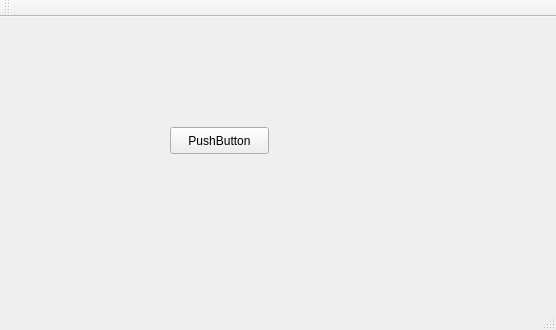
Above: ProcessesAndThreads/ProcessesAndThreads/mainwindow.ui from RichardHitier/tryQt before the change. Below: the same form after it.
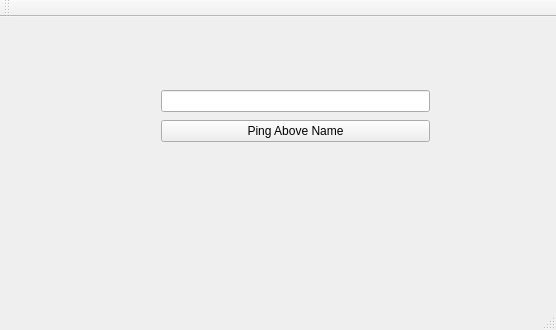
That is the form after the change.

Commit message: ping given host from ui

Diff of the .ui file:
```diff
--- a/ProcessesAndThreads/ProcessesAndThreads/mainwindow.ui
+++ b/ProcessesAndThreads/ProcessesAndThreads/mainwindow.ui
@@ -14,18 +14,27 @@
    <string>MainWindow</string>
   </property>
   <widget class="QWidget" name="centralWidget">
-   <widget class="QPushButton" name="pushButton">
+   <widget class="QWidget" name="verticalLayoutWidget">
     <property name="geometry">
      <rect>
-      <x>170</x>
-      <y>110</y>
-      <width>99</width>
-      <height>27</height>
+      <x>150</x>
+      <y>60</y>
+      <width>291</width>
+      <height>80</height>
      </rect>
     </property>
-    <property name="text">
-     <string>PushButton</string>
-    </property>
+    <layout class="QVBoxLayout" name="verticalLayout">
+     <item>
+      <widget class="QLineEdit" name="hostEdit"/>
+     </item>
+     <item>
+      <widget class="QPushButton" name="pingBtn">
+       <property name="text">
+        <string>Ping Above Name</string>
+       </property>
+      </widget>
+     </item>
+    </layout>
    </widget>
   </widget>
   <widget class="QMenuBar" name="menuBar">
```
The commit also changes 2 other files.
